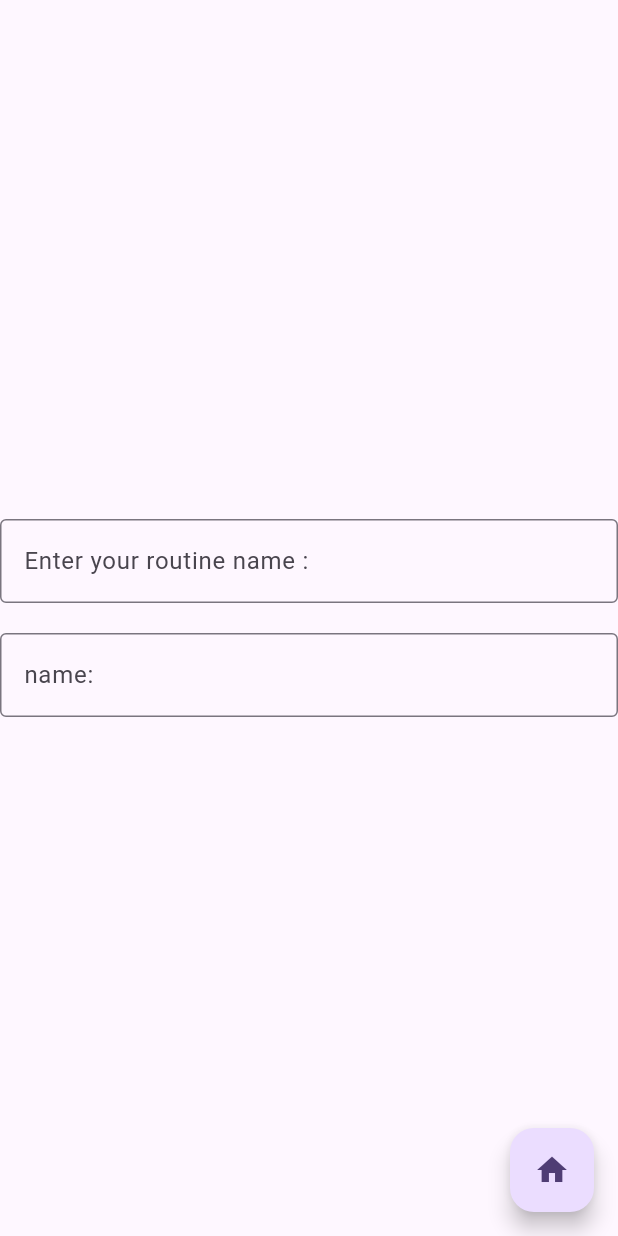
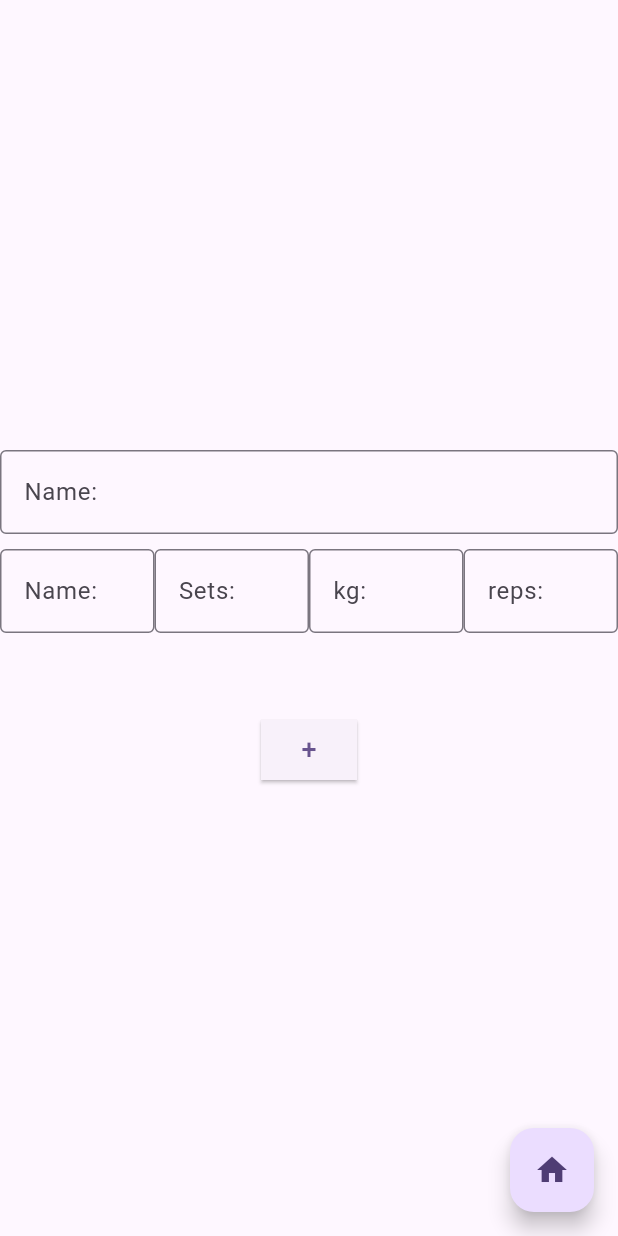
Before and after one commit to imyhnam0/health_project, a Flutter app: the CreateRoutine screen opened directly, on a phone screen of 412 x 824 dp. Run offline on Flutter 3.47's test engine with Material 3 defaults, Android fonts, the phone set to English and light mode, and no system bars.

Commit message:
헬스 루틴 24.01.02

```diff
--- a/lib/health_routine.dart
+++ b/lib/health_routine.dart
@@ -1,48 +1,184 @@
 import 'package:flutter/material.dart';
 
-class CreateRoutine extends StatelessWidget {
-  const CreateRoutine({super.key});
+class CreateRoutine extends StatefulWidget {
+  const CreateRoutine({Key? key}) : super(key: key);
+
+  @override
+  State<CreateRoutine> createState() => _CreateRoutineState();
+}
+
+class _CreateRoutineState extends State<CreateRoutine> {
+
+
+  List<Widget> textFieldRows = [
+    // Initial row of text fields
+    Row(
+      children: [
+        Expanded(
+          child: Container(
+            width: 100,
+            height: 100,
+            child: TextField(
+              decoration: InputDecoration(
+                labelText: 'Name: ',
+                border: OutlineInputBorder(),
+              ),
+            ),
+          ),
+        ),
+        Expanded(
+          child: Container(
+            width: 100,
+            height: 100,
+            child: TextField(
+              decoration: InputDecoration(
+                labelText: 'Sets: ',
+                border: OutlineInputBorder(),
+              ),
+
+            ),
+          ),
+        ),
+        Expanded(
+          child: Container(
+            width: 100,
+            height: 100,
+            child: TextField(
+              decoration: InputDecoration(
+                labelText: 'kg: ',
+                border: OutlineInputBorder(),
+              ),
+            ),
+          ),
+        ),
+        Expanded(
+          child: Container(
+            width: 100,
+            height: 100,
+            child: TextField(
+              decoration: InputDecoration(
+                labelText: 'reps: ',
+                border: OutlineInputBorder(),
+              ),
+            ),
+          ),
+        ),
+      ],
+    ),
+  ];
+
 
   @override
 
 
   Widget build(BuildContext context) {
     return Scaffold(
-      body: Column(
+      body: Center(
+        child: SingleChildScrollView(
+          child: Column(
             mainAxisAlignment: MainAxisAlignment.center,
             children: [
 
-          // TextField 추가
                 TextField(
                   decoration: InputDecoration(
-              labelText: 'Enter your routine name :',
+                    labelText: 'Name: ',
                     border: OutlineInputBorder(),
                   ),
                 ),
-          const SizedBox(height: 20),
-          TextField(
-            decoration: InputDecoration(
-              labelText: 'name:  ',
-              border: OutlineInputBorder(),
+              const SizedBox(height: 10),
+              // Display the list of text field rows
+              Column(children: textFieldRows),
+              const SizedBox(height: 10),
+              _elevatedButton(context),
+
+            ],
           ),
         ),
-        ],
-
-
       ),
-
-      // main page로 돌아가는 버튼
-      // navigator 사용법은 다음 웹페이지에서 설명함
-
       floatingActionButton: FloatingActionButton(
-        onPressed: () {Navigator.pop(context);},
+        onPressed: () {
+          Navigator.pop(context);
+        },
         tooltip: 'Home menu',
         child: const Icon(Icons.home),
       ),
     );
   }
+
+  Widget _elevatedButton(BuildContext context) {
+    return ElevatedButton(
+      style: ElevatedButton.styleFrom(
+        shape: RoundedRectangleBorder(
+          borderRadius: BorderRadius.circular(0),
+        ),
+        fixedSize: const Size(10, 10),
+      ),
+      child: const Text(
+        '+',
+        style: TextStyle(fontSize: 18),
+      ),
+      onPressed: () {
+        // Add a new row of text fields when the '+' button is pressed
+        setState(() {
+          textFieldRows.add(
+            Row(
+              children: [
+                Expanded(
+                  child: Container(
+                    width: 100,
+                    height: 100,
+                    child: TextField(
+                      decoration: InputDecoration(
+                        labelText: 'Name: ',
+                        border: OutlineInputBorder(),
+                      ),
+                    ),
+                  ),
+                ),
+                Expanded(
+                  child: Container(
+                    width: 100,
+                    height: 100,
+                    child: TextField(
+                      decoration: InputDecoration(
+                        labelText: 'Sets: ',
+                        border: OutlineInputBorder(),
+                      ),
+                    ),
+                  ),
+                ),
+                Expanded(
+                  child: Container(
+                    width: 100,
+                    height: 100,
+                    child: TextField(
+                      decoration: InputDecoration(
+                        labelText: 'kg: ',
+                        border: OutlineInputBorder(),
+                      ),
+                    ),
+                  ),
+                ),
+                Expanded(
+                  child: Container(
+                    width: 100,
+                    height: 100,
+                    child: TextField(
+                      decoration: InputDecoration(
+                        labelText: 'reps: ',
+                        border: OutlineInputBorder(),
+                      ),
+                    ),
+                  ),
+                ),
+              ],
+            ),
+          );
+        });
+      },
+    );
   }
-
+}
 class HealthRoutineMenu extends StatelessWidget{
   const HealthRoutineMenu({super.key});
 
```
Lines whose indentation alone changed are shown as unchanged.
